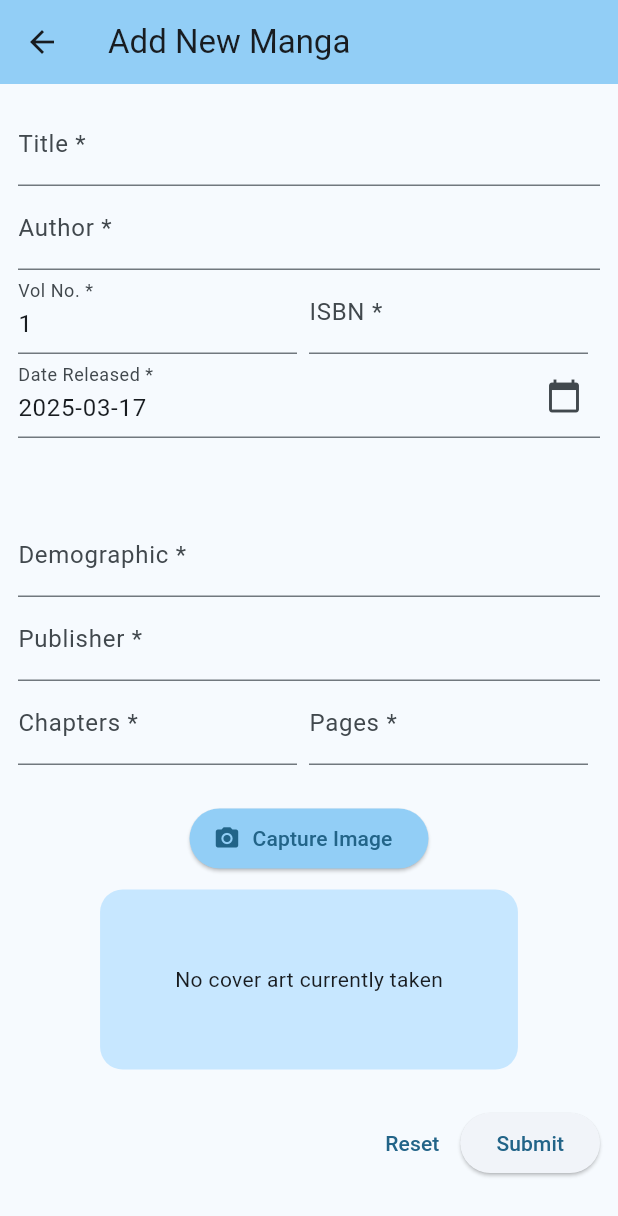
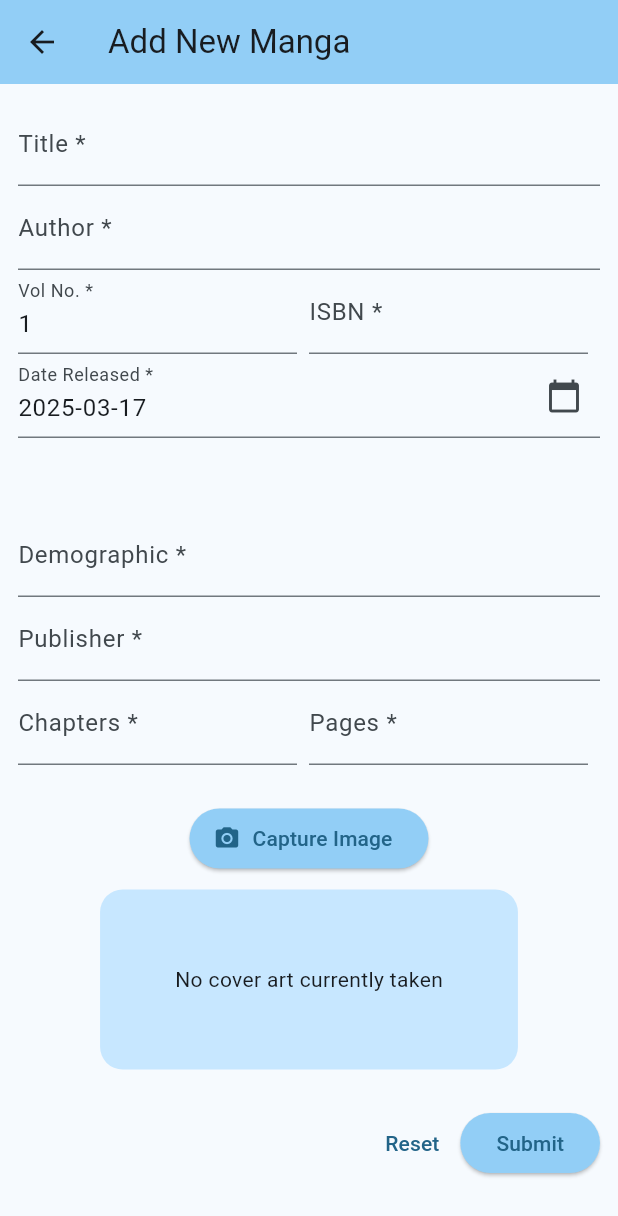
Before and after one commit to Abbentai/CrossPlatformDevAssignment, a Flutter app: the screen it shows after launch, after a tap on the "add" icon, on a phone screen of 412 x 824 dp. Shown: the top 1216 px of the screen. Run offline on Flutter 3.47's test engine with Material 3 defaults, Android fonts, the phone set to English and light mode, and no system bars; drawn by our look-alikes of dynamic_color; our stand-ins replace flutter_local_notifications, image_picker; network calls fail.

Commit message:
- Properly fixed the message showing that no Manga is available - Fixed loading indicator centering for images in details view - Minor stylistic changes

```diff
--- a/lib/views/form.dart
+++ b/lib/views/form.dart
@@ -58,11 +58,7 @@ class _NewBookState extends State<FormScreen> {
     );
 
     await flutterLocalNotificationsPlugin.show(
-      0,
-      '',
-      'The manga $_title has been added',
-      platformChannelSpecifics
-    );
+        0, '', 'The manga $_title has been added', platformChannelSpecifics);
   }
 
   //Async method which
@@ -420,6 +416,11 @@ class _NewBookState extends State<FormScreen> {
                                 },
                                 child: const Text('Reset')),
                             ElevatedButton(
+                                style: TextButton.styleFrom(
+                                  backgroundColor: Theme.of(context)
+                                      .colorScheme
+                                      .inversePrimary,
+                                ),
                                 onPressed: _saveBook,
                                 child: isSendingData
                                     ? const SizedBox(
--- a/lib/views/home.dart
+++ b/lib/views/home.dart
@@ -16,6 +16,7 @@ class HomeScreen extends StatefulWidget {
 
 class _bookGridState extends State<HomeScreen> {
   List<Book> _books = [];
+  bool noManga = false;
   bool isLoading = true;
 
   @override
@@ -31,12 +32,23 @@ class _bookGridState extends State<HomeScreen> {
   }
 
   Future _loadItems() async {
+    try {
       final url = Uri.https(
           "mangatrackercpdassignment-default-rtdb.europe-west1.firebasedatabase.app",
           'book-list.json');
       final response = await http.get(url);
 
       final List<Book> loadedList = [];
+
+      if (response.body == "null") {
+        //If null noManga is set to true to show the proper indicator
+        setState(() {
+          _books = [];
+          noManga = true;
+          isLoading = false;
+        });
+        return;
+      }
 
       final Map<String, dynamic> firebaseData = json.decode(response.body);
 
@@ -58,7 +70,14 @@ class _bookGridState extends State<HomeScreen> {
 
       setState(() {
         _books = loadedList;
+        noManga = _books.isEmpty;
+        isLoading = false;
       });
+    } catch (e) {
+      debugPrint("Error loading manga cards $e");
+      noManga = true;
+      isLoading = false;
+    }
   }
 
   void _creationForm(BuildContext context) {
@@ -69,8 +88,10 @@ class _bookGridState extends State<HomeScreen> {
   }
 
   void _viewBook(BuildContext context, Book book) {
-    Navigator.of(context)
-        .push(MaterialPageRoute(builder: (ctx) => Viewbook(book: book,)));
+    Navigator.of(context).push(MaterialPageRoute(
+        builder: (ctx) => Viewbook(
+              book: book,
+            )));
 
     _loadItems();
   }
@@ -81,7 +102,25 @@ class _bookGridState extends State<HomeScreen> {
       child: Text('No Manga currently logged'),
     );
 
-    if (isLoading) {
+    if (noManga) {
+      content = RefreshIndicator(
+        onRefresh: _loadItems,
+        child: SingleChildScrollView(
+          physics: AlwaysScrollableScrollPhysics(),
+          child: SizedBox(
+            height: MediaQuery.of(context).size.height *
+                0.7, // Adjust for centering
+            child: Center(
+              child: Text(
+                "No Manga currently logged, \nUse the FAB at the bottom to add one!",
+                textAlign: TextAlign.center,
+                style: TextStyle(fontSize: 20),
+              ),
+            ),
+          ),
+        ),
+      );
+    } else if (isLoading) {
       content = const Center(
         child: CircularProgressIndicator(),
       );
--- a/pubspec.yaml
+++ b/pubspec.yaml
@@ -16,6 +16,7 @@ dependencies:
   firebase_storage: ^12.4.4
   intl: ^0.20.2
   flutter_local_notifications: ^19.0.0
+  http: ^1.3.0
 
 dev_dependencies:
   flutter_test:
```
Also changed, not shown: lib/views/viewbook.dart (+95 -14 lines), pubspec.lock. Lines whose indentation alone changed are shown as unchanged.
